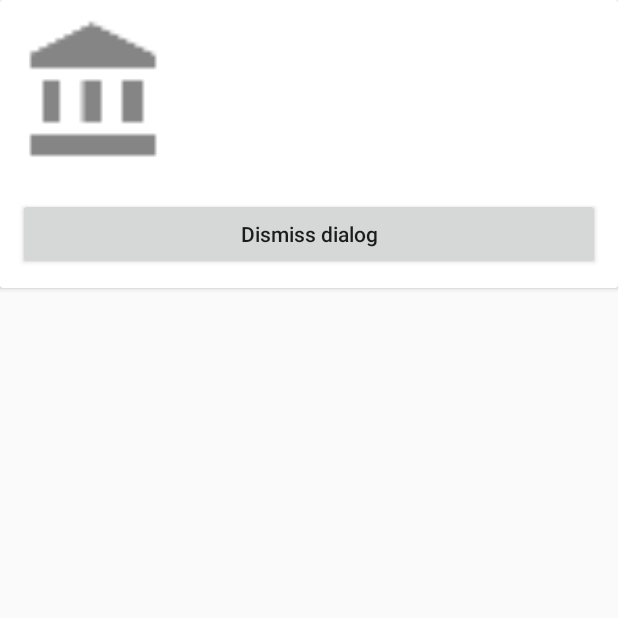
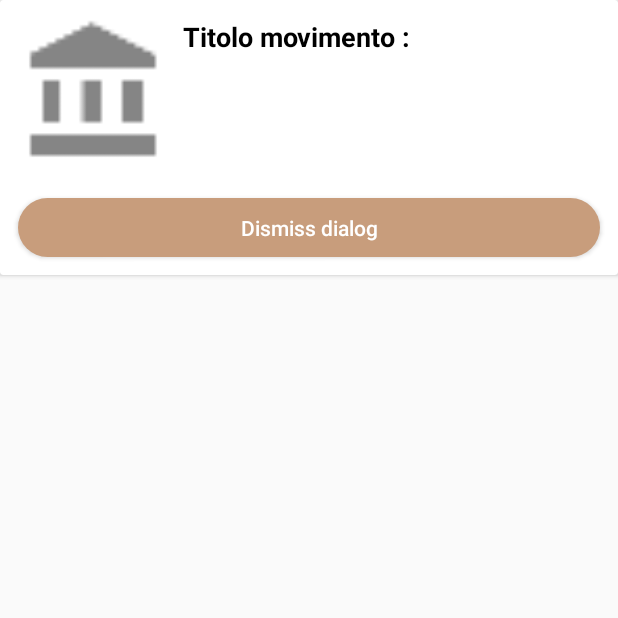
Before and after one commit to SimoneTorricelli/Iriscube_App, an Android app: the fragment SecondFragment shown on its own in the app's theme, on a phone screen of 412 x 824 dp, the top half of it. Run offline under Robolectric (Android 15) with nearby library versions, the phone set to English and light mode, and no system bars; network calls fail; 1 statement that could not run was skipped.

Commit message:
Migliorie grafiche e aggiunta di animazioni semplici

```diff
--- a/app/src/main/java/com/example/iriscubeapp/view/FirstFragment.kt
+++ b/app/src/main/java/com/example/iriscubeapp/view/FirstFragment.kt
@@ -88,9 +88,9 @@ class FirstFragment : Fragment() {
         val valueText : TextView= view.findViewById(R.id.movement_value2)
         val descriptionText : TextView= view.findViewById(R.id.movement_description2)
 
-        titleText.text = movement.title
-        valueText.text = movement.value.toString()
-        descriptionText.text = movement.description
+        titleText.text = "Titolo movimento: " + movement.title
+        valueText.text = "Quantità movimento: " + movement.value.toString() + " €"
+        descriptionText.text = "Descrizione movimento: " + movement.description
 
 
 
--- a/app/src/main/res/layout/fragment_second.xml
+++ b/app/src/main/res/layout/fragment_second.xml
@@ -25,7 +25,7 @@
             android:layout_marginTop="10dp"
             android:layout_toEndOf="@id/idIVCourse"
             android:layout_toRightOf="@id/idIVCourse"
-            android:text=""
+            android:text="Titolo movimento : "
             android:textColor="@color/black"
             android:textSize="18sp"
             android:textStyle="bold" />
@@ -59,6 +59,8 @@
 
         <!--button for dismissing our dialog-->
         <Button
+            style="@style/ButtonStyle"
+            android:background="@drawable/primary_round"
             android:id="@+id/idBtnDismiss"
             android:layout_width="match_parent"
             android:layout_height="wrap_content"
```
